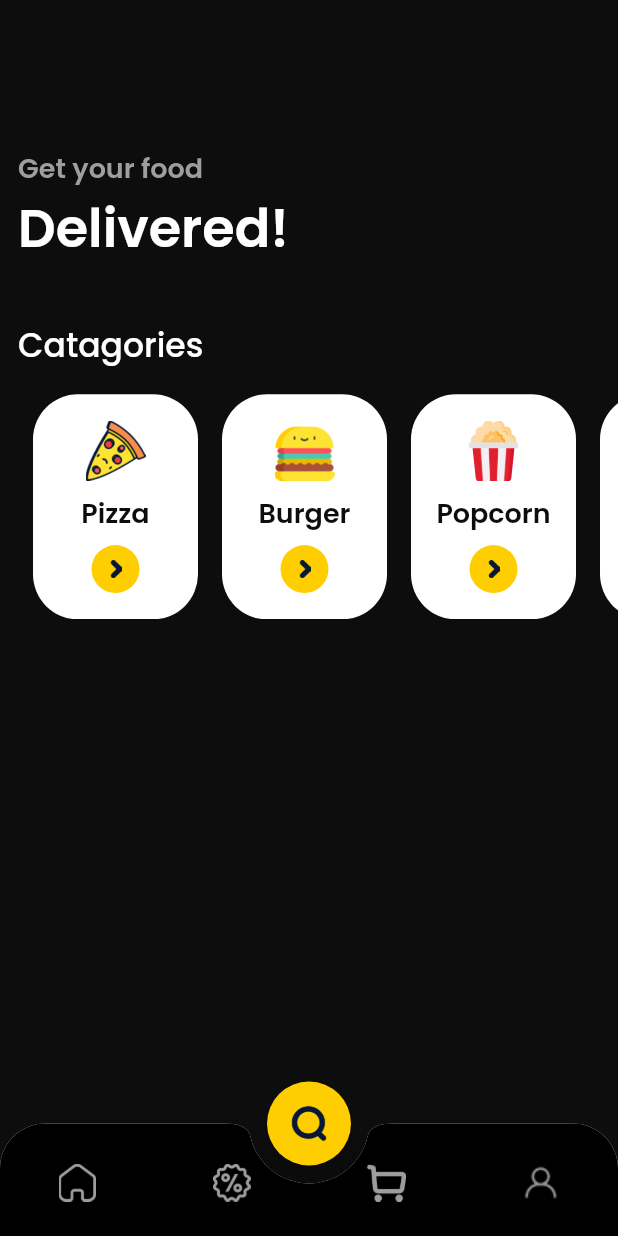
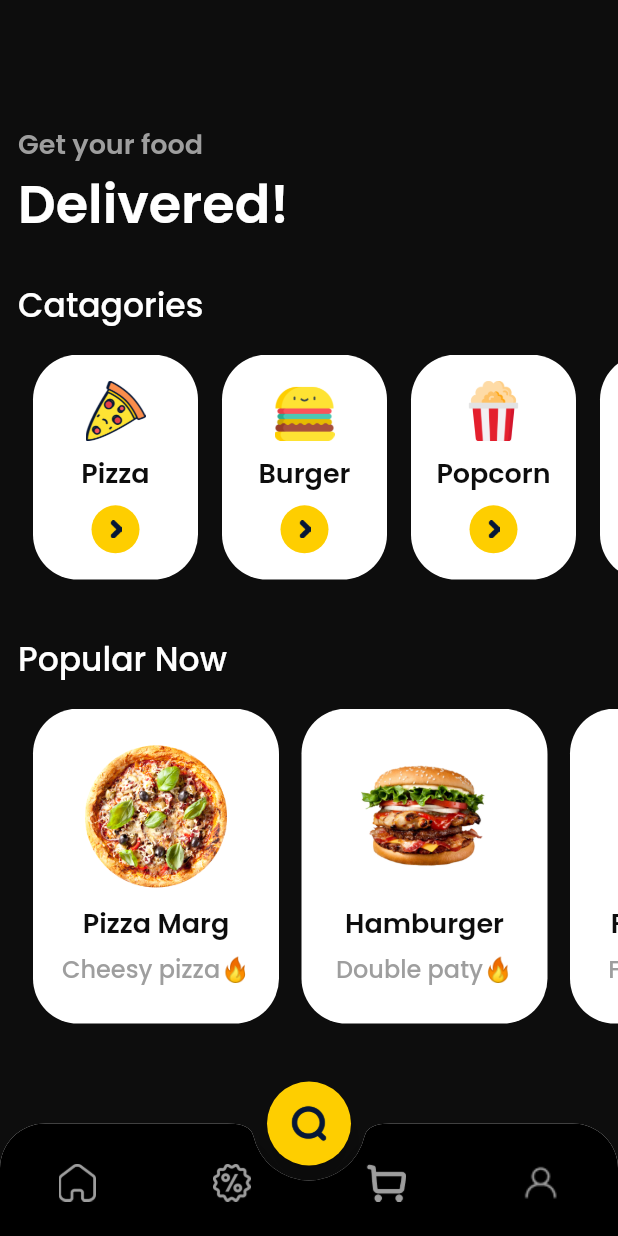
Before and after one commit to fahadhafizdev/food_app, a Flutter app: the MainPage screen opened by its route, on a phone screen of 412 x 824 dp. Run offline on Flutter 3.47's test engine with Material 2 defaults, Android fonts, the phone set to English and light mode, and no system bars; our stand-ins replace bloc, equatable, flutter_bloc, google_fonts.

Commit message:
finish list popular

```diff
--- a/lib/ui/page/home/home_page.dart
+++ b/lib/ui/page/home/home_page.dart
@@ -1,6 +1,7 @@
 import 'package:flutter/material.dart';
 import 'package:food_app/shared/theme.dart';
 import 'package:food_app/ui/widget/card_categories_widget.dart';
+import 'package:food_app/ui/widget/card_food_widget.dart';
 
 class HomePage extends StatelessWidget {
   const HomePage({Key? key}) : super(key: key);
@@ -9,7 +10,7 @@ class HomePage extends StatelessWidget {
   Widget build(BuildContext context) {
     Widget header() {
       return Container(
-        margin: EdgeInsets.fromLTRB(12, tinggi * 0.12, 0, 0),
+        margin: EdgeInsets.fromLTRB(12, tinggi * 0.1, 0, 0),
         child: Column(
           crossAxisAlignment: CrossAxisAlignment.start,
           children: [
@@ -28,7 +29,7 @@ class HomePage extends StatelessWidget {
               ),
             ),
             const SizedBox(
-              height: 35,
+              height: 25,
             ),
           ],
         ),
@@ -80,12 +81,65 @@ class HomePage extends StatelessWidget {
       );
     }
 
+    Widget popular() {
       return Column(
+        crossAxisAlignment: CrossAxisAlignment.start,
+        children: [
+          Padding(
+            padding: const EdgeInsets.only(
+              left: 12,
+              bottom: 16,
+              top: 37,
+            ),
+            child: Text(
+              'Popular Now',
+              style: tWhite.copyWith(
+                fontWeight: medium,
+                fontSize: 22,
+              ),
+            ),
+          ),
+          SingleChildScrollView(
+            scrollDirection: Axis.horizontal,
+            child: Row(
+              children: const [
+                SizedBox(width: 22),
+                CardFoodWidget(
+                  name: 'Pizza Marg',
+                  image: 'assets/images/pizza1.png',
+                  desc: 'Cheesy pizza',
+                ),
+                CardFoodWidget(
+                  name: 'Hamburger',
+                  image: 'assets/images/burger1.png',
+                  desc: 'Double paty',
+                ),
+                CardFoodWidget(
+                  name: 'French Fries',
+                  image: 'assets/images/kentang1.png',
+                  desc: 'French fries',
+                ),
+                CardFoodWidget(
+                  name: 'Hamburger',
+                  image: 'assets/images/burger2.png',
+                  desc: 'Burger cheese',
+                ),
+              ],
+            ),
+          ),
+        ],
+      );
+    }
+
+    return SingleChildScrollView(
+      child: Column(
         crossAxisAlignment: CrossAxisAlignment.start,
         children: [
           header(),
           categories(),
+          popular(),
         ],
+      ),
     );
   }
 }
--- a/lib/ui/page/home/main_page.dart
+++ b/lib/ui/page/home/main_page.dart
@@ -26,7 +26,7 @@ class MainPage extends StatelessWidget {
         child: BottomAppBar(
           shape: const CircularNotchedRectangle(),
           clipBehavior: Clip.antiAlias,
-          notchMargin: 12,
+          notchMargin: 10,
           child: BottomNavigationBar(
             currentIndex: 0, //index
             onTap: (value) {
--- /dev/null
+++ b/lib/ui/widget/card_food_widget.dart
@@ -0,0 +1,58 @@
+import 'package:flutter/material.dart';
+import 'package:food_app/shared/theme.dart';
+
+class CardFoodWidget extends StatelessWidget {
+  final String image;
+  final String name;
+  final String desc;
+  const CardFoodWidget({
+    Key? key,
+    required this.image,
+    required this.name,
+    required this.desc,
+  }) : super(key: key);
+
+  @override
+  Widget build(BuildContext context) {
+    return Container(
+      height: 210,
+      width: 164,
+      decoration: BoxDecoration(
+        color: cWhite,
+        borderRadius: BorderRadius.circular(30),
+      ),
+      margin: const EdgeInsets.only(right: 15),
+      padding: const EdgeInsets.all(10),
+      child: Column(
+        mainAxisAlignment: MainAxisAlignment.center,
+        children: [
+          Image.asset(
+            image,
+            height: 95,
+            width: 95,
+          ),
+          const SizedBox(height: 10),
+          Text(
+            name,
+            style: tBlack.copyWith(
+              fontWeight: semiBold,
+              fontSize: 18,
+            ),
+            maxLines: 1,
+            overflow: TextOverflow.clip,
+          ),
+          const SizedBox(height: 5),
+          Text(
+            '$desc🔥',
+            style: tGrey.copyWith(
+              fontWeight: medium,
+              fontSize: 16,
+            ),
+            maxLines: 1,
+            overflow: TextOverflow.clip,
+          ),
+        ],
+      ),
+    );
+  }
+}
```
Lines whose indentation alone changed are shown as unchanged.
